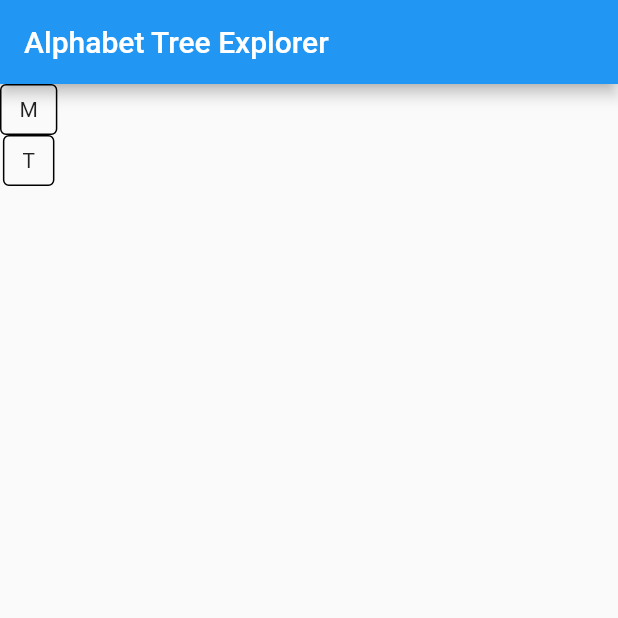
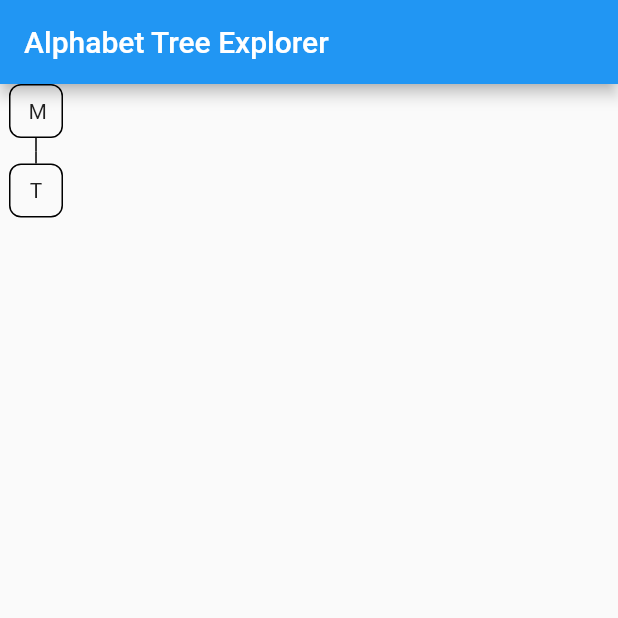
Before and after one commit to japalekhin/alphabet-explorer, a Flutter app: the screen it shows after launch, on a phone screen of 412 x 824 dp, the top half of it. Run offline on Flutter 3.47's test engine with Material 2 defaults, Android fonts, the phone set to English and light mode, and no system bars.

Commit message:
finalized tree rendering code

```diff
--- a/lib/widgets/alphabet-tree.dart
+++ b/lib/widgets/alphabet-tree.dart
@@ -1,3 +1,5 @@
+import 'dart:math';
+
 import 'package:alphabet_explorer/classes/AlphabetTree.dart';
 import 'package:flutter/material.dart';
 
@@ -9,8 +11,82 @@ class AlphabetTreeWidget extends StatelessWidget {
     required this.alphabetTree,
   }) : super(key: key);
 
-  @override
-  Widget build(BuildContext context) {
+  Widget buildVerticalLine(BuildContext context) {
+    return SizedBox(
+      width: 1,
+      height: 8,
+      child: Container(
+        color: Colors.black,
+      ),
+    );
+  }
+
+  Widget buildParentLine(BuildContext context) {
+    return buildVerticalLine(context);
+  }
+
+  Widget buildSelfLetter(BuildContext context) {
+    return SizedBox(
+      width: 48,
+      height: 36,
+      child: Container(
+        margin: EdgeInsets.symmetric(horizontal: 6),
+        padding: EdgeInsets.symmetric(horizontal: 12, vertical: 8),
+        decoration: BoxDecoration(
+          border: Border.all(color: Color(0xff000000)),
+          borderRadius: BorderRadius.circular(8),
+        ),
+        child: Center(
+          child: Text(alphabetTree.letter.toUpperCase()),
+        ),
+      ),
+    );
+  }
+
+  Widget buildChildrenLine(BuildContext context) {
+    return buildVerticalLine(context);
+  }
+
+  Widget buildChildrenSiblingsLine(BuildContext context) {
+    double leadingWidth = 0;
+    double trailingWidth = 0;
+
+    if (alphabetTree.children.length == 1) {
+      return SizedBox(
+        height: 1,
+        width: 1,
+        child: Container(
+          color: Colors.black,
+        ),
+      );
+    }
+
+    if (alphabetTree.children.length > 1) {
+      leadingWidth = alphabetTree.children.first.width * 48 * .5;
+      trailingWidth = alphabetTree.children.last.width * 48 * .5;
+    }
+
+    return SizedBox(
+      width: max(1, 48.0 * (alphabetTree.width)),
+      child: Row(
+        mainAxisSize: MainAxisSize.max,
+        children: [
+          SizedBox(width: leadingWidth),
+          Expanded(
+            child: SizedBox(
+              height: 1,
+              child: Container(
+                color: Colors.black,
+              ),
+            ),
+          ),
+          SizedBox(width: trailingWidth),
+        ],
+      ),
+    );
+  }
+
+  Widget buildChildrenTree(BuildContext context) {
     List<Widget> children = [];
     alphabetTree.children.forEach((AlphabetTree childTree) {
       children.add(
@@ -20,24 +96,31 @@ class AlphabetTreeWidget extends StatelessWidget {
       );
     });
 
+    return Row(
+      mainAxisSize: MainAxisSize.min,
+      crossAxisAlignment: CrossAxisAlignment.start,
+      children: children,
+    );
+  }
+
+  @override
+  Widget build(BuildContext context) {
+    List<Widget> treeParts = [];
+    if (alphabetTree.parent != null) {
+      treeParts.add(buildParentLine(context));
+    }
+    treeParts.add(buildSelfLetter(context));
+    if (alphabetTree.children.length > 0) {
+      treeParts.add(buildChildrenLine(context));
+      treeParts.add(buildChildrenSiblingsLine(context));
+    }
+    treeParts.add(buildChildrenTree(context));
+
     return Container(
       child: Column(
         mainAxisSize: MainAxisSize.min,
         crossAxisAlignment: CrossAxisAlignment.center,
-        children: [
-          Container(
-            padding: EdgeInsets.symmetric(horizontal: 12, vertical: 8),
-            decoration: BoxDecoration(
-              border: Border.all(color: Color(0xff000000)),
-              borderRadius: BorderRadius.circular(4),
-            ),
-            child: Text(alphabetTree.letter.toUpperCase()),
-          ),
-          Row(
-            crossAxisAlignment: CrossAxisAlignment.start,
-            children: children,
-          ),
-        ],
+        children: treeParts,
       ),
     );
   }
```
